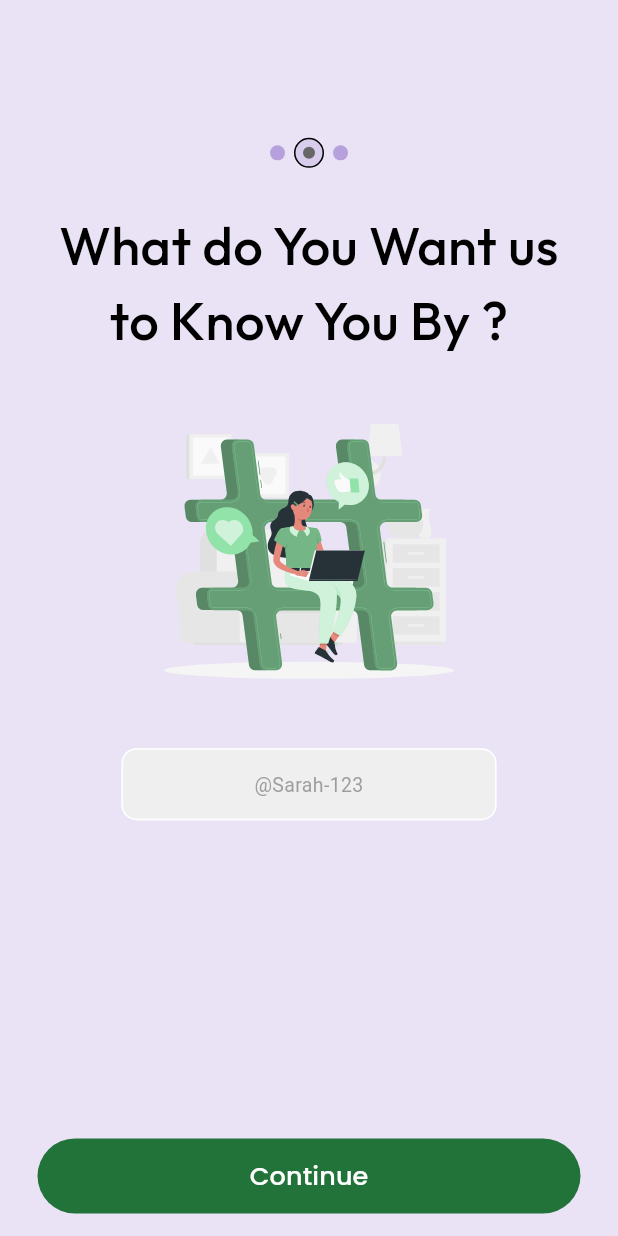
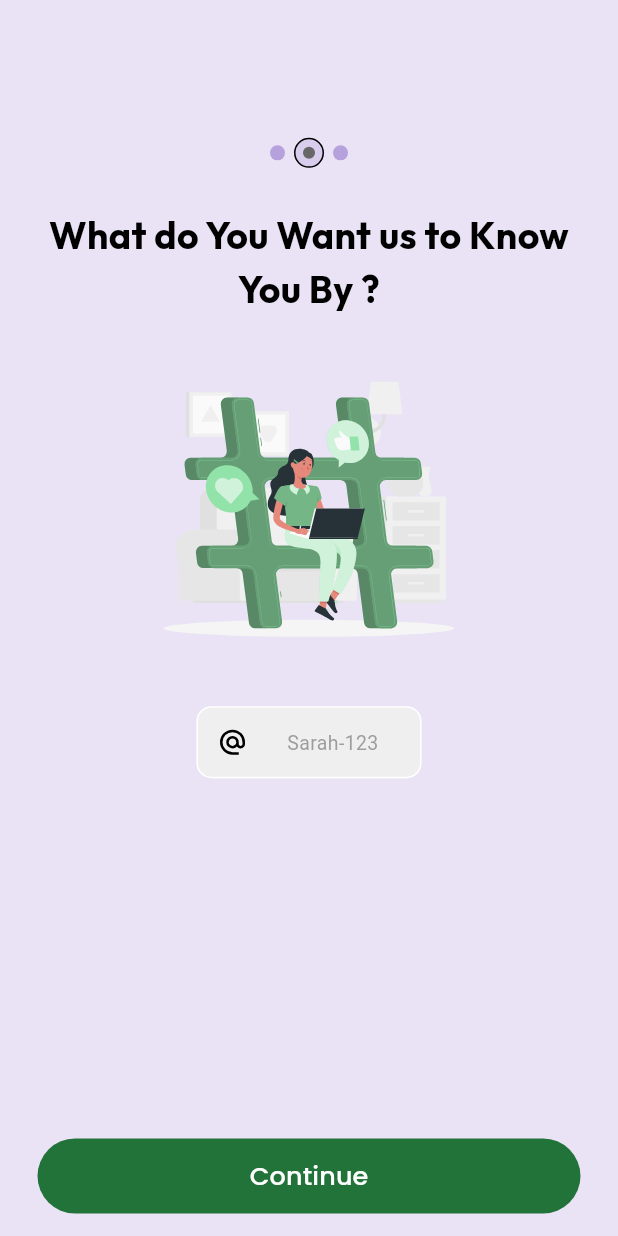
Before and after one commit to Codesait/geekHouse, a Flutter app: the UserOnboarding screen opened directly, after a tap on "Continue", on a phone screen of 412 x 824 dp. Run offline on Flutter 3.47's test engine with Material 3 defaults, Android fonts, the phone set to English and light mode, and no system bars; our stand-ins replace bot_toast, flutter_dotenv, flutter_riverpod, flutter_svg, go_router, google_fonts and 5 more; accounts and stored records are empty; generated files the repository leaves out were written again.

Commit message:
user onboard flow ui added

```diff
--- a/lib/presentations/components/custom_input_field.dart
+++ b/lib/presentations/components/custom_input_field.dart
@@ -35,6 +35,7 @@ class CustomInputField extends StatefulWidget {
     this.useForgotPass = false,
     this.onForgotPassTap,
     this.visibleField = true,
+    this.hideError = false,
     this.enableInteractiveSelection,
     this.inputFormatters,
     this.onFieldSubmitted,
@@ -72,6 +73,7 @@ class CustomInputField extends StatefulWidget {
   final void Function()? onForgotPassTap;
   final bool visibleField;
   final bool? enableInteractiveSelection;
+  final bool hideError;
   final List<TextInputFormatter>? inputFormatters;
   final void Function(String value)? onFieldSubmitted;
   final void Function()? onEditingComplete;
@@ -214,7 +216,11 @@ class _PwsTextFieldState extends State<CustomInputField> {
                   focusedErrorBorder: OutlineInputBorder(
                     borderRadius: BorderRadius.circular(widget.borderRadius),
                   ),
-                  errorStyle: const TextStyle(color: Colors.redAccent),
+                  errorStyle: TextStyle(
+                    color: widget.hideError
+                        ? AppColors.kPrimary.withOpacity(.9)
+                        : Colors.redAccent,
+                  ),
                   errorMaxLines: 4,
                 ),
               ),
--- a/lib/presentations/features/onboading/onboarding.dart
+++ b/lib/presentations/features/onboading/onboarding.dart
@@ -2,9 +2,11 @@ import 'package:flutter/material.dart';
 import 'package:flutter_riverpod/flutter_riverpod.dart';
 import 'package:flutter_svg/flutter_svg.dart';
 import 'package:flutter_svg/svg.dart';
+import 'package:projects/config/app_colors.dart';
 import 'package:projects/providers/onboarding/onboard_controller.dart';
 import 'package:projects/src/components.dart';
 import 'package:projects/src/config.dart';
+import 'package:projects/src/utils.dart';
 import 'package:projects/utils/mediaquery.dart';
 
 class UserOnboarding extends ConsumerStatefulWidget {
@@ -16,20 +18,35 @@ class UserOnboarding extends ConsumerStatefulWidget {
 
 class UserOnboardingState extends ConsumerState<UserOnboarding> {
   late PageController _pageController;
+  late TextEditingController _userNameController;
+
+  final formKey = GlobalKey<FormState>();
 
   @override
   void initState() {
     _pageController = PageController();
+    _userNameController = TextEditingController();
     super.initState();
+  }
+
+  @override
+  void dispose() {
+    _pageController.dispose();
+    _userNameController.dispose();
+    super.dispose();
   }
 
   @override
   Widget build(BuildContext context) {
     final controller = ref.watch(onboardingController);
+    const transitionDuration = Duration(milliseconds: 500);
+    const animationCurve = Curves.easeIn;
 
     return Scaffold(
       backgroundColor: AppColors.kPrimary.withOpacity(.2),
-      body: SafeArea(
+      body: StatefulBuilder(
+        builder: (context, state) {
+          return SafeArea(
             child: Container(
               width: fullWidth(context),
               height: fullHeigth(context),
@@ -52,10 +69,17 @@ class UserOnboardingState extends ConsumerState<UserOnboarding> {
                       onPageChange: controller.setPage,
                       height: fullHeigth(context) / 1.5,
                       pageSnapping: false,
-                  pages: const [
-                    _OnboardIntro(),
-                    _ChooseUserName(),
-                    _AddProfilePhoto(),
+                      pages: [
+                        const _OnboardIntro(),
+                        Form(
+                          key: formKey,
+                          child: _ChooseUserName(
+                            userNameController: _userNameController,
+                          ),
+                        ),
+                        _AddProfilePhoto(
+                          userName: controller.userName ?? '',
+                        ),
                       ],
                     ),
                   ),
@@ -64,11 +88,24 @@ class UserOnboardingState extends ConsumerState<UserOnboarding> {
                       alignment: Alignment.bottomCenter,
                       child: DefaultButton(
                         text: 'Continue',
-                    onPressed: () {
-                      _pageController.nextPage(
-                        duration: const Duration(milliseconds: 500),
-                        curve: Curves.easeIn,
+                        onPressed: () async {
+                          if (controller.page == 0) {
+                            await _pageController.nextPage(
+                              duration: transitionDuration,
+                              curve: animationCurve,
                             );
+                          } else if (controller.page == 1) {
+                            if (formKey.currentState!.validate()) {
+                              await _pageController.nextPage(
+                                duration: transitionDuration,
+                                curve: animationCurve,
+                              );
+                              state(() {
+                                controller.userName =
+                                    _userNameController.text.trim();
+                              });
+                            }
+                          } else {}
                         },
                         borderRadius: 100,
                         color: controller.page == 1
@@ -80,6 +117,8 @@ class UserOnboardingState extends ConsumerState<UserOnboarding> {
                 ],
               ),
             ),
+          );
+        },
       ),
     );
   }
@@ -114,9 +153,15 @@ class _OnboardIntro extends StatelessWidget {
   }
 }
 
-class _ChooseUserName extends StatelessWidget {
-  const _ChooseUserName();
+class _ChooseUserName extends StatefulWidget {
+  const _ChooseUserName({required this.userNameController});
+  final TextEditingController userNameController;
 
+  @override
+  State<_ChooseUserName> createState() => _ChooseUserNameState();
+}
+
+class _ChooseUserNameState extends State<_ChooseUserName> {
   @override
   Widget build(BuildContext context) {
     return SizedBox(
@@ -125,19 +170,23 @@ class _ChooseUserName extends StatelessWidget {
           children: [
             const TextView(
               text: 'What do You Want us to Know You By ?',
-              fontSize: 35,
-              fontWeight: FontWeight.w500,
+              fontSize: 25,
+              fontWeight: FontWeight.bold,
               textAlign: TextAlign.center,
             ),
             SvgPicture.asset(
               'assets/images/social.svg',
               height: 250,
             ),
-            const SizedBox(
-              width: 270,
+            SizedBox(
+              width: 170,
               child: CustomInputField(
-                hint: '@Sarah-123',
+                hint: 'Sarah-123',
+                hideError: true,
+                prefixIcon: 'assets/images/@_email.svg',
                 textAlign: TextAlign.center,
+                controller: widget.userNameController,
+                validator: (value) => Validators().validateUserName(value),
               ),
             ),
           ],
@@ -148,7 +197,8 @@ class _ChooseUserName extends StatelessWidget {
 }
 
 class _AddProfilePhoto extends StatelessWidget {
-  const _AddProfilePhoto();
+  const _AddProfilePhoto({required this.userName});
+  final String userName;
 
   @override
   Widget build(BuildContext context) {
@@ -157,15 +207,33 @@ class _AddProfilePhoto extends StatelessWidget {
         child: Column(
           mainAxisAlignment: MainAxisAlignment.center,
           children: [
-            const TextView(
-              text: 'Show Us that Beautiful Smile',
-              fontSize: 35,
-              fontWeight: FontWeight.w500,
+            Text.rich(
+              TextSpan(
+                children: [
+                  TextSpan(
+                    text: '@${userName.toLowerCase()}',
+                    style: TextStyle(
+                      color: AppColors.kPrimary,
+                    ),
+                  ),
+                  const TextSpan(
+                    text: ' now show us that beautiful smile',
+                    style: TextStyle(
+                      color: AppColors.kBlack,
+                    ),
+                  ),
+                ],
+              ),
+              style: TextStyle(
+                fontSize: 25,
+                fontWeight: FontWeight.bold,
+                color: AppColors.kPrimary,
+              ),
               textAlign: TextAlign.center,
             ),
             const Gap(10),
             const TextView(
-              text: 'Select a profile picture',
+              text: 'Choose a profile picture',
               fontSize: 15,
               fontWeight: FontWeight.w400,
               textAlign: TextAlign.center,
@@ -175,6 +243,7 @@ class _AddProfilePhoto extends StatelessWidget {
               avatarDimension: 300,
               editorDimension: 60,
               editImage: true,
+              canDelete: false,
               child: Image.asset('assets/images/yello.png'),
             ),
           ],
--- a/lib/utils/validator.dart
+++ b/lib/utils/validator.dart
@@ -185,11 +185,11 @@ class Validators {
 
   String? validateUserName(String? value) {
     if (value!.trim().isEmpty) {
-      return 'This field cannot be empty';
+      return 'Hey, your username is required';
     } else if (value.contains(' ')) {
       return 'This field cannot contain blank spaces';
     } else if (value.length <= 4) {
-      return 'Username too small';
+      return 'Username is too short';
     }
     return null;
   }
```
Also changed, not shown: lib/presentations/components/avatar.dart (+17 -2 lines), lib/providers/onboarding/onboard_controller.dart (+9 -2 lines), assets/images/@_email.svg (added). Lines whose indentation alone changed are shown as unchanged.
